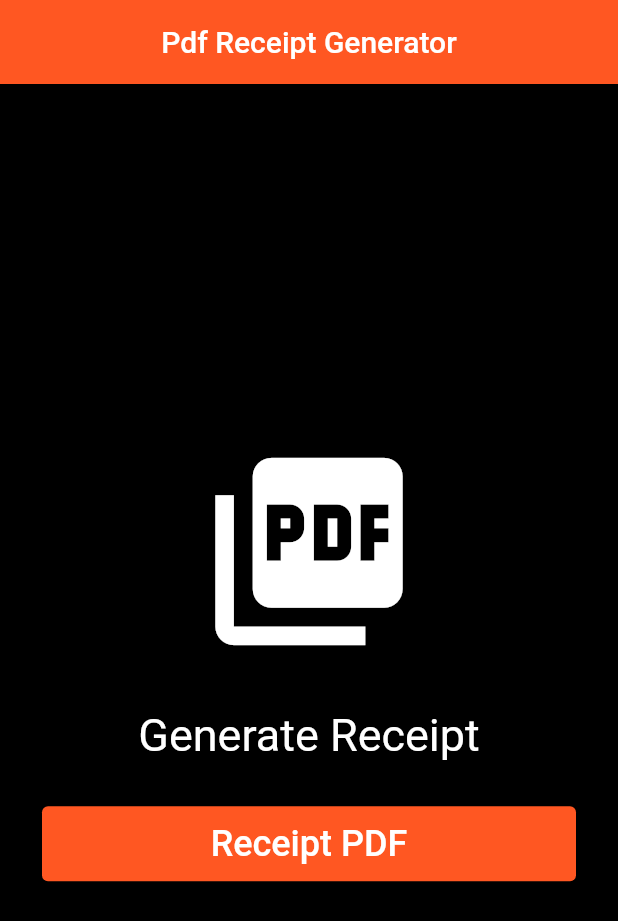
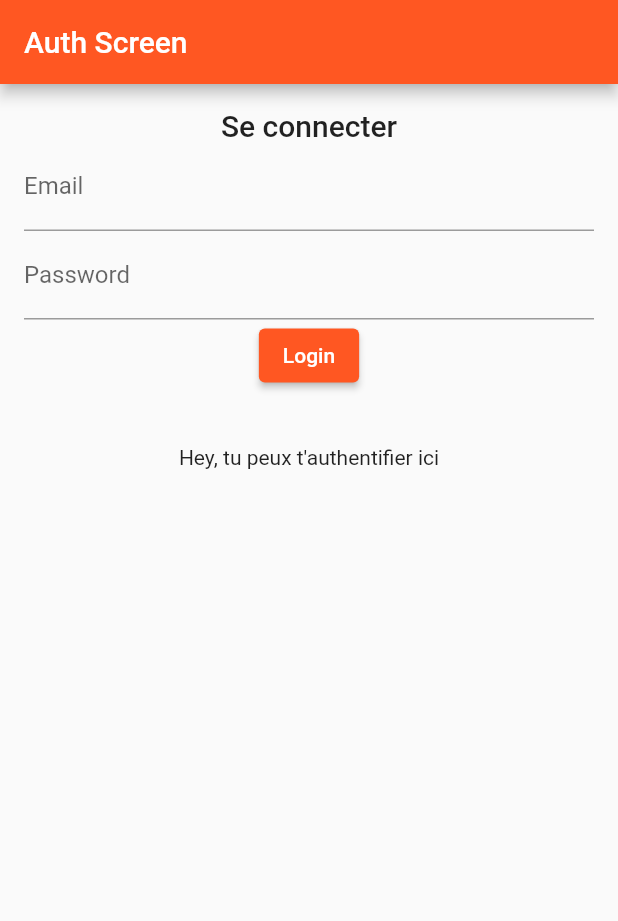
Before and after one commit to francisnnumbi/working_on_technics, a Flutter app: the screen it shows after launch, on a phone screen of 412 x 824 dp. Shown: the top 921 px of the screen. Run offline on Flutter 3.47's test engine with Material 2 defaults, Android fonts, the light colour scheme and no system bars; our stand-ins replace get, get_storage, open_file, pdf, permission_handler, printing; missing offline and left inert: flutter_sound_lite.

Commit message:
including other auth classes

```diff
--- a/lib/main.dart
+++ b/lib/main.dart
@@ -1,22 +1,10 @@
-import 'dart:developer';
-
 import 'package:flutter/material.dart';
 import 'package:get/get.dart';
 import 'package:get_storage/get_storage.dart';
-import 'package:working_on_technics/modules/module10/callback_tuto.dart';
-import 'package:working_on_technics/modules/module11/pdf_receipt_generator.dart';
-import 'package:working_on_technics/modules/module2/module2_screen.dart';
-import 'package:working_on_technics/modules/module4/any_widget.dart';
-import 'package:working_on_technics/modules/module4/base_widget.dart';
-import 'package:working_on_technics/modules/module5/module5_screen.dart';
-import 'package:working_on_technics/modules/module7/module7_screen.dart';
-import 'package:working_on_technics/modules/module8/module8_screen.dart';
-import 'package:working_on_technics/modules/module9/window_with_menu_screen.dart';
+import 'package:working_on_technics/modules/module12/auth_screen.dart';
 
 import 'modules/module1/pull_to_refresh.dart';
 import 'modules/module11/pdf_controller.dart';
-import 'modules/module3/module3_screen.dart';
-import 'modules/module6/module6_screen.dart';
 
 void main() async {
   await GetStorage.init();
@@ -39,7 +27,7 @@ class MyApp extends StatelessWidget {
       // home: const TestScreen(),
       //home: Module3Screen(),
       // home: BaseWidget(data: "Crazy", child: AnyWidget()),
-      home: PdfReceiptGenerator(),
+      home: AuthScreen(),
     );
   }
 }
--- /dev/null
+++ b/lib/modules/module12/auth_screen.dart
@@ -0,0 +1,38 @@
+import 'package:flutter/material.dart';
+import 'package:my_auth/my_auth.dart';
+
+class AuthScreen extends StatefulWidget {
+  const AuthScreen({Key? key}) : super(key: key);
+
+  @override
+  State<AuthScreen> createState() => _AuthScreenState();
+}
+
+class _AuthScreenState extends State<AuthScreen> {
+  String info = "Hey, tu peux t'authentifier ici";
+
+  @override
+  Widget build(BuildContext context) {
+    return Scaffold(
+      appBar: AppBar(
+        title: const Text('Auth Screen'),
+      ),
+      body: Column(
+        children: [
+          Login(
+            onAuthenticated: (Map<String, dynamic> map) {
+              setState(() {
+                info =
+                    "Authentifié avec email: ${map['email']}, password: ${map['password']}";
+              });
+            },
+          ),
+          const SizedBox(
+            height: 20,
+          ),
+          Text(info),
+        ],
+      ),
+    );
+  }
+}
--- /dev/null
+++ b/packages/my_auth/analysis_options.yaml
@@ -0,0 +1,4 @@
+include: package:flutter_lints/flutter.yaml
+
+# Additional information about this file can be found at
+# https://dart.dev/guides/language/analysis-options
--- /dev/null
+++ b/packages/my_auth/lib/my_auth.dart
@@ -0,0 +1,5 @@
+library my_auth;
+
+export './src/login.dart';
+export './src/register.dart';
+export './src/components/date_selector.dart';
--- /dev/null
+++ b/packages/my_auth/lib/src/login.dart
@@ -0,0 +1,59 @@
+library my_auth;
+
+import 'package:flutter/material.dart';
+
+class Login extends StatelessWidget {
+  Login({Key? key, this.title = "Se connecter", required this.onAuthenticated})
+      : super(key: key);
+  final String title;
+
+  /*
+  {
+    "email": "francis@smirltech.com",
+    "password": "123456",
+    }
+   */
+  final ValueChanged<Map<String, dynamic>> onAuthenticated;
+
+  final TextEditingController emailController = TextEditingController();
+  final TextEditingController passwordController = TextEditingController();
+
+  @override
+  Widget build(BuildContext context) {
+    return Container(
+      padding: const EdgeInsets.all(16),
+      child: Column(
+        children: [
+          Text(title, style: Theme.of(context).textTheme.headline6),
+          Form(
+            child: Column(
+              children: [
+                TextFormField(
+                  controller: emailController,
+                  decoration: const InputDecoration(
+                    labelText: 'Email',
+                  ),
+                ),
+                TextFormField(
+                  controller: passwordController,
+                  decoration: const InputDecoration(
+                    labelText: 'Password',
+                  ),
+                ),
+                ElevatedButton(
+                  child: const Text('Login'),
+                  onPressed: () {
+                    onAuthenticated(<String, dynamic>{
+                      "email": emailController.text,
+                      "password": passwordController.text,
+                    });
+                  },
+                ),
+              ],
+            ),
+          ),
+        ],
+      ),
+    );
+  }
+}
--- a/pubspec.yaml
+++ b/pubspec.yaml
@@ -29,6 +29,9 @@ dependencies:
   open_file: ^3.2.1
   #advance_pdf_viewer: ^2.0.1
 
+  my_auth:
+    path: packages/my_auth
+
 dev_dependencies:
   flutter_test:
     sdk: flutter
```
Also changed, not shown: packages/my_auth/lib/src/components/date_selector.dart (added, +12 -0 lines), packages/my_auth/lib/src/register.dart (added, +66 -0 lines), packages/my_auth/pubspec.yaml (added, +54 -0 lines), pubspec.lock, 5 other files.
